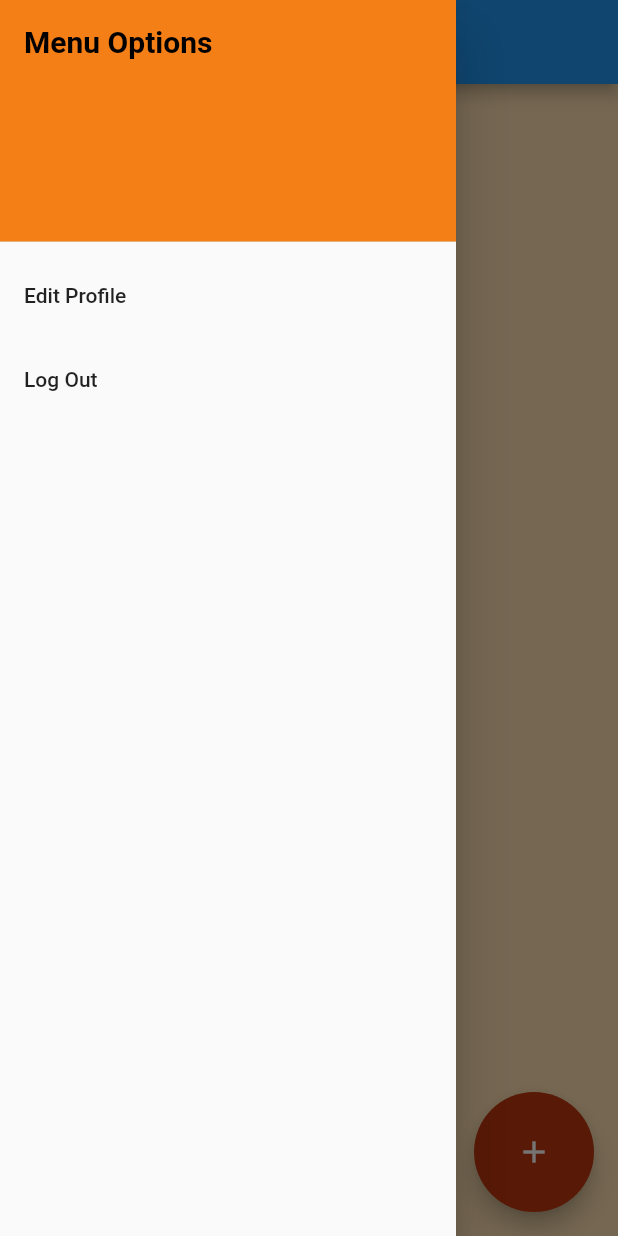
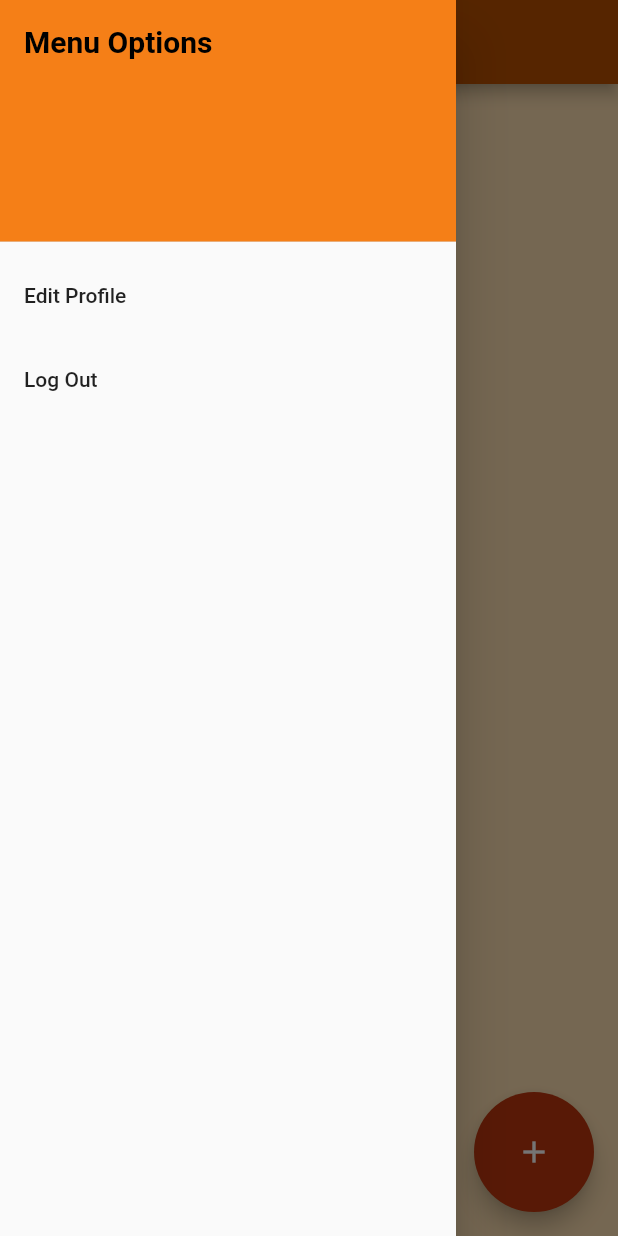
Before and after one commit to prafull2001/grocery-mule, a Flutter app: the ListsScreen screen opened by its route, with the side drawer open, on a phone screen of 412 x 824 dp. Run offline on Flutter 3.47's test engine with Material 2 defaults, Android fonts, the phone set to English and light mode, and no system bars; our stand-ins replace cloud_firestore, firebase_auth, firebase_core, google_sign_in; accounts and stored records are empty.

Commit message:
changed app bar color

```diff
--- a/lib/screens/lists.dart
+++ b/lib/screens/lists.dart
@@ -58,6 +58,7 @@ class _ListsScreenState extends State<ListsScreen> {
           appBar: AppBar(
             centerTitle: true,
             title: const Text('Grocery Lists'),
+            backgroundColor: const Color(0xFFbc5100),
           ),
           drawer: Drawer(
             child: ListView(
```
